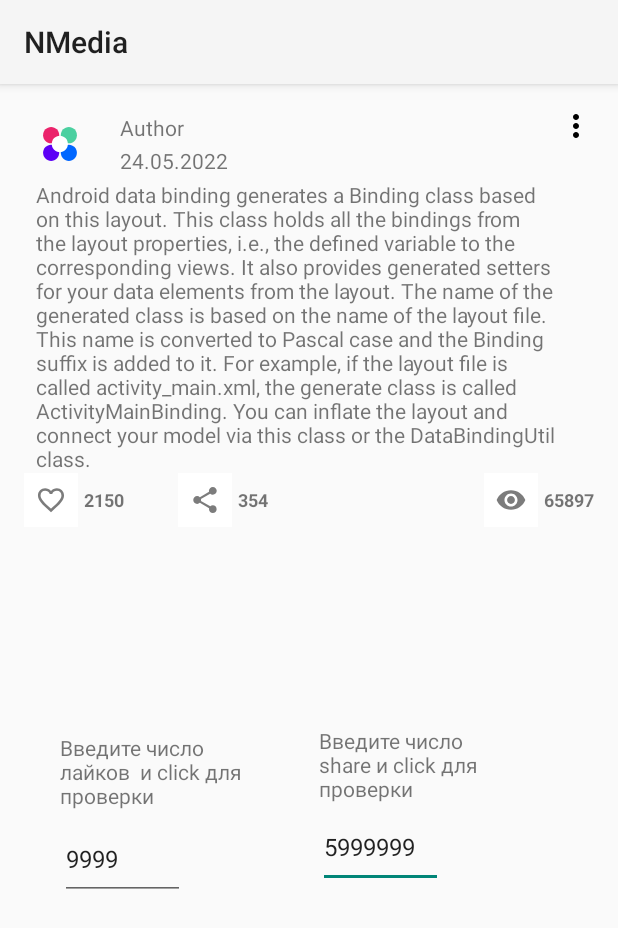
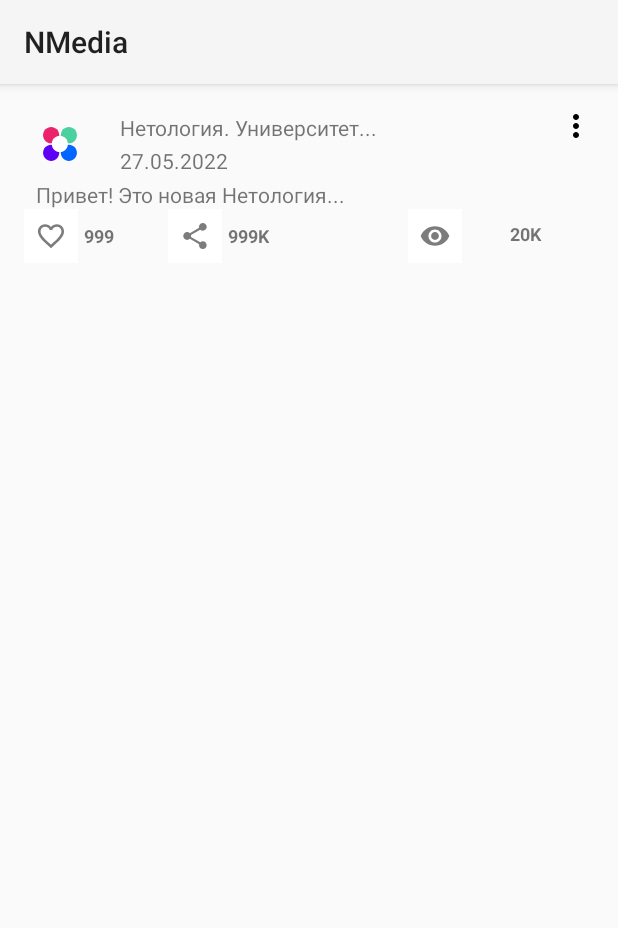
Before and after one commit to uspehovmax/Android-HW, an Android app: the screen it shows after launch (MainActivity), on a phone screen of 412 x 824 dp. Shown: the top 928 px of the screen. Run offline under Robolectric (Android 15) with nearby library versions, the phone set to English and light mode, and no system bars.

Commit message:
change files - mvvm task

```diff
--- a/app/src/main/java/ru/netology/nmedia/MainActivity.kt
+++ b/app/src/main/java/ru/netology/nmedia/MainActivity.kt
@@ -2,67 +2,46 @@ package ru.netology.nmedia
 
 import androidx.appcompat.app.AppCompatActivity
 import android.os.Bundle
-import androidx.annotation.DrawableRes
+import androidx.activity.viewModels
 import ru.netology.nmedia.databinding.ActivityMainBinding
 import ru.netology.nmedia.dto.Post
-import kotlin.math.roundToInt
+import ru.netology.nmedia.viewModel.PostViewModel
 
 class MainActivity : AppCompatActivity(R.layout.activity_main) {
-    private val originalPost = Post(
-        id = 0L,
-        author = "Нетология. Университет...",
-        content = "Привет! Это новая Нетология...",
-        likes = 999,
-        published = "27.05.2022",
-        likedByMe = false,
-        shareCount = 999999,
-        viewsCount = 999
-    )
 
     override fun onCreate(savedInstanceState: Bundle?) {
         super.onCreate(savedInstanceState)
         val binding = ActivityMainBinding.inflate(layoutInflater)
         setContentView(binding.root)
 
-        // Копируем пост с возможностью редактирования для проверки отображения разных вариантов
-        var editPost = originalPost
-
-        binding.render(editPost)
+        val viewModel: PostViewModel by viewModels()
+        viewModel.data.observe(this) { post ->
+            with(binding) {
+                authorName.text = post.author
+                date.text = post.published
+                postText.text = post.content
+                likesButton.setImageResource(
+                    if (post.likedByMe) R.drawable.ic_liked_24
+                    else R.drawable.ic_baseline_favorite_24
+                )
+                likesNumber.text = getEdit(post.likes)
+                shareNumber.text = getEdit(post.shareCount)
+                viewsNumber.text = getEdit(post.viewsCount)
+            }
+        }
 
         // likesButton
-        binding.likesButton?.setOnClickListener {
-            println("binding.likesButton.setOnClickListener")
-            editPost.likedByMe = !editPost.likedByMe
-            binding.likesButton.setImageResource(getLikeIconResId(editPost.likedByMe))
-            editPost = editPost.copy(likes = likeCounter(editPost))    // обновляем пост
-            binding.likesNumber.text = getEdit(editPost.likes)        //
+        binding.likesButton.setOnClickListener {
+            viewModel.onLikeButtonClick()
         }
 
-        // editLikeNumber - для ввода значений - проверка
-        binding.editLikeNumber.setOnClickListener {
-            var likesEdit =
-                binding.editLikeNumber.text.toString().toInt()  // считываем введеное число
-            editPost = editPost.copy(likes = likesEdit)    // обновляем пост
-            binding.likesNumber.text = getEdit(likesEdit)
-        }
-
-        // shareNumber
-        binding.share?.setOnClickListener {
-            var counter = editPost.shareCount + 1
-            editPost = editPost.copy(shareCount = shareCounter(editPost))    // обновляем пост
-            binding.shareNumber.text = getEdit(editPost.copy(shareCount = counter).shareCount)
-        }
-
-        // editShareNumber - для ввода значений - проверка
-        binding.editShareNumber.setOnClickListener {
-            var share = binding.editShareNumber.text.toString().toInt()
-            editPost = editPost.copy(shareCount = share)    // обновляем пост
-            binding.shareNumber.text = getEdit(share)
+        // share
+        binding.share.setOnClickListener {
+            viewModel.onShareClick()
         }
 
         // viewsNumber
-        binding.viewsNumber.text =
-            getEdit(editPost.copy(viewsCount = editPost.viewsCount + 1).viewsCount)
+        viewModel.onCreateActivity()
     }
 
     private fun getEdit(numberLikes: Int): String {
@@ -74,7 +53,7 @@ class MainActivity : AppCompatActivity(R.layout.activity_main) {
         } else if (numberLikes in 10_000..999_999) { // только целые числа >=10 до 999
             number2digits = (numberLikes / 1000)
             text = "K"
-        } else if (numberLikes > 999_999) {  // знак после ,
+        } else if (numberLikes > 999_999) {
             number2digits = (numberLikes / 100_000) / 10.0
             text = "M"
         } else {
@@ -83,33 +62,4 @@ class MainActivity : AppCompatActivity(R.layout.activity_main) {
         return number2digits.toString() + text
     }
 
-    private fun ActivityMainBinding.render(editPost: Post) {
-        authorName.text = editPost.author
-        postText.text = editPost.content
-        date.text = editPost.published
-        likesNumber.text = editPost.likes.toString()
-        shareNumber.text = editPost.shareCount.toString()
-        viewsNumber.text = editPost.viewsCount.toString()
-        likesButton?.setImageResource(getLikeIconResId(editPost.likedByMe))
-
-    }
-
-    private fun shareCounter(post: Post): Int {
-        return post.shareCount + 1
-    }
-
-    private fun likeCounter(post: Post): Int {
-        var likeCount = if (post.likedByMe) {
-            post.likes + 1
-        } else {
-            post.likes - 1
-        }
-        return likeCount
-    }
-
-    @DrawableRes
-    private fun getLikeIconResId(liked: Boolean) =
-        if (liked) R.drawable.ic_liked_24
-        else R.drawable.ic_baseline_favorite_24
-
 }
--- /dev/null
+++ b/app/src/main/java/ru/netology/nmedia/data/InMemoryPostRepository.kt
@@ -0,0 +1,54 @@
+package ru.netology.nmedia.data
+
+import androidx.annotation.DrawableRes
+import androidx.lifecycle.LiveData
+import androidx.lifecycle.MutableLiveData
+import ru.netology.nmedia.MainActivity
+import ru.netology.nmedia.R
+import ru.netology.nmedia.data.PostRepository
+import ru.netology.nmedia.databinding.ActivityMainBinding
+import ru.netology.nmedia.dto.Post
+
+class InMemoryPostRepository : PostRepository {
+
+    private var post = Post(
+        id = 0L,
+        author = "Нетология. Университет...",
+        content = "Привет! Это новая Нетология...",
+        likes = 999,
+        published = "27.05.2022",
+        likedByMe = false,
+        shareCount = 999999,
+        viewsCount = 19999
+    )
+
+    private val data = MutableLiveData(post)
+
+    override fun get(): LiveData<Post> = data
+
+    override fun like() {
+        post = post.copy(likedByMe = !post.likedByMe)
+        post = post.copy(likes = likeCounter(post))
+        data.value = post
+    }
+
+    override fun share() {
+        post = post.copy(shareCount = post.shareCount + 1)
+        data.value = post
+    }
+
+    override fun views() {
+        post = post.copy(viewsCount = post.viewsCount + 1)
+        data.value = post
+    }
+
+    private fun likeCounter(post: Post): Int {
+        var likeCount = if (post.likedByMe) {
+            post.likes + 1
+        } else {
+            post.likes - 1
+        }
+        return likeCount
+    }
+
+}
--- /dev/null
+++ b/app/src/main/java/ru/netology/nmedia/data/PostRepository.kt
@@ -0,0 +1,13 @@
+package ru.netology.nmedia.data
+
+import androidx.lifecycle.LiveData
+import ru.netology.nmedia.dto.Post
+
+interface PostRepository {
+
+    fun get(): LiveData<Post>
+    fun like ()
+    fun share()
+    fun views()
+
+}
--- a/app/src/main/java/ru/netology/nmedia/dto/Post.kt
+++ b/app/src/main/java/ru/netology/nmedia/dto/Post.kt
@@ -6,7 +6,7 @@ data class Post (
     val content: String,
     val likes: Int = 0,
     val published: String,
-    var likedByMe: Boolean = false,
+    val likedByMe: Boolean = false,
     val shareCount: Int = 0,
     val viewsCount: Int = 0,
 )
--- /dev/null
+++ b/app/src/main/java/ru/netology/nmedia/viewModel/PostViewModel.kt
@@ -0,0 +1,19 @@
+package ru.netology.nmedia.viewModel
+
+import androidx.lifecycle.ViewModel
+import ru.netology.nmedia.data.InMemoryPostRepository
+import ru.netology.nmedia.data.PostRepository
+
+class PostViewModel : ViewModel() {
+
+    private val repository: PostRepository = InMemoryPostRepository()
+
+    val data = repository.get()
+
+    fun onLikeButtonClick() = repository.like()
+
+    fun onShareClick() = repository.share()
+
+    fun onCreateActivity() = repository.views()
+
+}
--- a/app/src/main/res/layout/activity_main.xml
+++ b/app/src/main/res/layout/activity_main.xml
@@ -13,36 +13,11 @@
         android:layout_height="match_parent"
         android:padding="@dimen/common_spacing">
 
-        <TextView
-            android:id="@+id/textView3"
-            android:layout_width="123dp"
-            android:layout_height="54dp"
-            android:layout_marginEnd="60dp"
-            android:text="Введите число share и click для проверки"
-            app:layout_constraintBottom_toTopOf="@+id/editShareNumber"
-            app:layout_constraintEnd_toEndOf="parent" />
-
-        <EditText
-            android:id="@+id/editShareNumber"
-            android:layout_width="83dp"
-            android:layout_height="54dp"
-            android:layout_marginBottom="216dp"
-            android:autofillHints=""
-            android:ems="10"
-            android:inputType="number"
-            android:text="5999999"
-            android:textSize="16sp"
-            android:visibility="visible"
-            app:layout_constraintBottom_toBottomOf="parent"
-            app:layout_constraintEnd_toEndOf="parent"
-            app:layout_constraintHorizontal_bias="0.661"
-            app:layout_constraintStart_toStartOf="parent"
-            tools:visibility="visible" />
-
         <androidx.appcompat.widget.AppCompatTextView
             android:id="@+id/viewsNumber"
-            android:layout_width="wrap_content"
-            android:layout_height="@dimen/common_size"
+            android:layout_width="44dp"
+            android:layout_height="33dp"
+            android:layout_marginEnd="24dp"
             android:gravity="center"
             android:text="@string/viewsNumber"
             android:textAlignment="center"
@@ -50,13 +25,13 @@
             android:textStyle="bold"
             app:layout_constraintEnd_toEndOf="parent"
             app:layout_constraintTop_toBottomOf="@+id/postText"
-            tools:text="3999" />
+            tools:text="7999" />
 
         <androidx.appcompat.widget.AppCompatImageButton
             android:id="@+id/views"
             android:layout_width="@dimen/common_size"
             android:layout_height="@dimen/common_size"
-            android:layout_marginEnd="4dp"
+            android:layout_marginEnd="20dp"
             android:background="#FFFFFF"
             android:src="@drawable/ic_view_foreground_36"
             app:layout_constraintEnd_toStartOf="@+id/viewsNumber"
@@ -86,7 +61,7 @@
             android:textStyle="bold"
             app:layout_constraintStart_toEndOf="@+id/share"
             app:layout_constraintTop_toBottomOf="@+id/postText"
-            tools:text="5000" />
+            tools:text="888888" />
 
         <ImageView
             android:id="@+id/avatar"
@@ -182,7 +157,7 @@
             android:textStyle="bold"
             app:layout_constraintStart_toEndOf="@id/likesButton"
             app:layout_constraintTop_toBottomOf="@id/bottomBarrier"
-            tools:text="200" />
+            tools:text="111" />
 
         <androidx.appcompat.widget.AppCompatImageButton
             android:id="@+id/likesButton"
@@ -193,31 +168,6 @@
             app:layout_constraintTop_toBottomOf="@id/bottomBarrier"
             tools:layout_editor_absoluteX="8dp" />
 
-        <EditText
-            android:id="@+id/editLikeNumber"
-            android:layout_width="83dp"
-            android:layout_height="54dp"
-            android:layout_marginStart="24dp"
-            android:layout_marginBottom="208dp"
-            android:autofillHints=""
-            android:ems="10"
-            android:inputType="number"
-            android:text="9999"
-            android:textSize="16sp"
-            android:visibility="visible"
-            app:layout_constraintBottom_toBottomOf="parent"
-            app:layout_constraintStart_toStartOf="parent"
-            tools:visibility="visible" />
-
-        <TextView
-            android:id="@+id/textView2"
-            android:layout_width="135dp"
-            android:layout_height="57dp"
-            android:layout_marginStart="24dp"
-            android:text="Введите число лайков  и click для проверки"
-            app:layout_constraintBottom_toTopOf="@+id/editLikeNumber"
-            app:layout_constraintStart_toStartOf="parent" />
-
     </androidx.constraintlayout.widget.ConstraintLayout>
 
 </LinearLayout>
--- a/app/src/main/res/values/strings.xml
+++ b/app/src/main/res/values/strings.xml
@@ -13,9 +13,9 @@
     the generate class is called ActivityMainBinding.
     You can inflate the layout and connect your model via this class or the
     DataBindingUtil class. ]]></string>
-    <string name="likesNumber" translatable="false">2150</string>
-    <string name="shareNumber" translatable="false">354</string>
-    <string name="viewsNumber" translatable="false">65897</string>
+    <string name="likesNumber" translatable="false">999</string>
+    <string name="shareNumber" translatable="false">666666</string>
+    <string name="viewsNumber" translatable="false">499999</string>
     <string name="AuthorName">Author</string>
     <string name="date" translatable="false">24.05.2022</string>
 
```
Also changed, not shown: app/build.gradle (+6 -2 lines).
